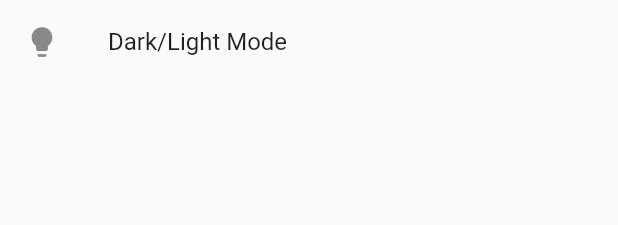
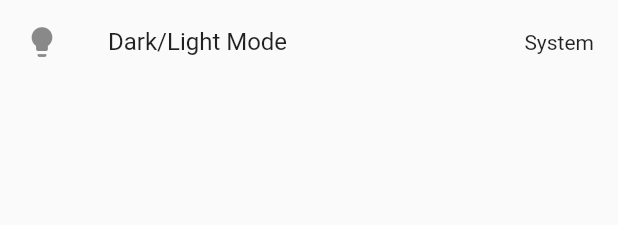
Before and after one commit to kip-i/flutter_study_pokemon, a Flutter app: the Settings widget shown alone on an empty page, opened directly, on a phone screen of 412 x 824 dp. Shown: the top 225 px of the screen. Run offline on Flutter 3.47's test engine with Material 2 defaults, Android fonts, the phone set to English and light mode, and no system bars; network calls fail.

Commit message:
feat: pop, pushで値を表示

```diff
--- a/lib/main.dart
+++ b/lib/main.dart
@@ -69,8 +69,14 @@ class PokeList extends StatelessWidget {
   }
 }
 
-class Settings extends StatelessWidget {
+class Settings extends StatefulWidget {
   const Settings({Key? key}) : super(key: key);
+  @override
+  _SettingsState createState() => _SettingsState();
+}
+
+class _SettingsState extends State<Settings> {
+  ThemeMode _themeMode = ThemeMode.system;
   @override
   Widget build(BuildContext context) {
     return ListView(
@@ -78,11 +84,19 @@ class Settings extends StatelessWidget {
         ListTile(
           leading: const Icon(Icons.lightbulb),
           title: const Text('Dark/Light Mode'),
-          onTap: () => {
-            Navigator.of(context).push(MaterialPageRoute(
-              builder: (context) => const ThemeModeSelectionPage(),
-            )),
+          trailing: Text((_themeMode == ThemeMode.system)
+              ? 'System'
+              : (_themeMode == ThemeMode.dark ? 'Dark' : 'Light')),
+          // Push側, 受け取り
+          onTap: () async {
+            var ret = await Navigator.of(context).push<ThemeMode>(
+              MaterialPageRoute(
+                builder: (context) => ThemeModeSelectionPage(init: _themeMode),
+              ),
+            );
+            setState(() => _themeMode = ret!);
           },
+
         ),
       ],
     );
@@ -90,7 +104,11 @@ class Settings extends StatelessWidget {
 }
 
 class ThemeModeSelectionPage extends StatefulWidget {
-  const ThemeModeSelectionPage({Key? key}) : super(key: key);
+  final ThemeMode init;
+  const ThemeModeSelectionPage({
+      Key? key,
+      required this.init,
+    }) : super(key: key);
 
   @override
   _ThemeModeSelectionPageState createState() => _ThemeModeSelectionPageState();
@@ -104,10 +122,12 @@ class _ThemeModeSelectionPageState extends State<ThemeModeSelectionPage> {
       body: SafeArea(
         child: Column(
           children: [
+            // Pop側, 受け渡し
             ListTile(
               leading: IconButton(
                 icon: const Icon(Icons.arrow_back),
-                onPressed: () => Navigator.pop(context),
+                onPressed: () => Navigator.pop<ThemeMode>(
+                    context, ThemeMode.light), // 暫定でlight
               ),
             ),
             RadioListTile<ThemeMode>(
```
